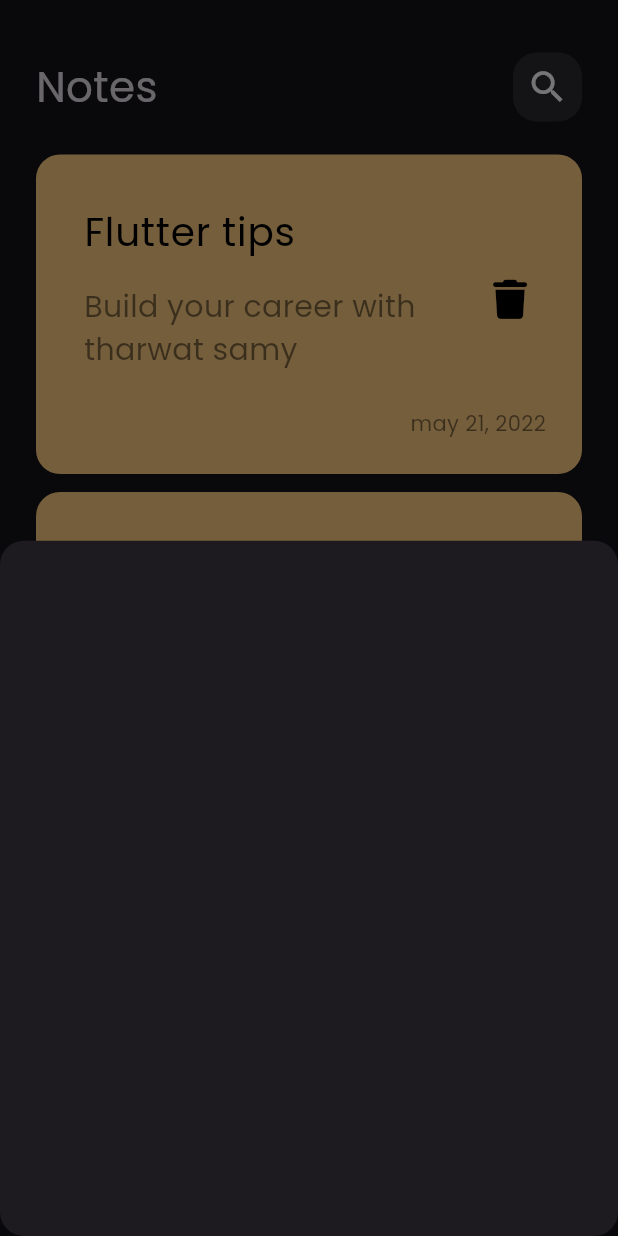
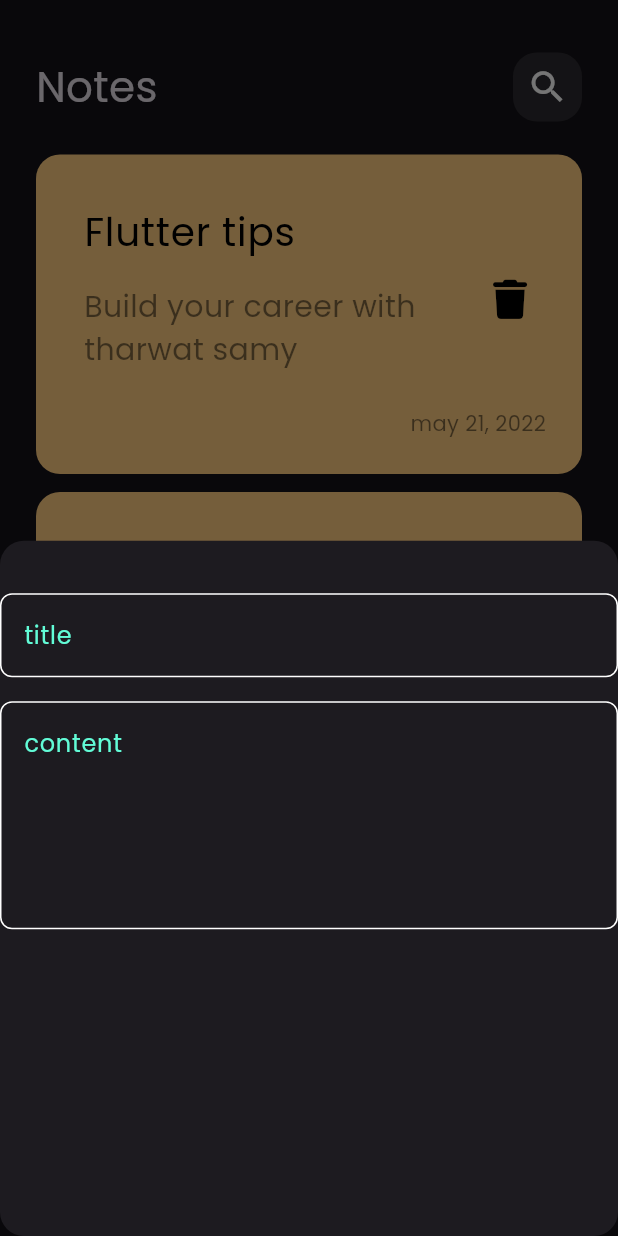
Before and after one commit to mohamedali37/note_app, a Flutter app: the screen it shows after launch, after a tap on the "add" icon, on a phone screen of 412 x 824 dp. Run offline on Flutter 3.47's test engine with Material 3 defaults, Android fonts, the phone set to English and light mode, and no system bars; our stand-ins replace font_awesome_flutter.

Commit message:
add text field to bottom sheet and create constantns page

```diff
--- /dev/null
+++ b/lib/constants.dart
@@ -0,0 +1,3 @@
+import 'package:flutter/material.dart';
+
+const Color kPrimaryColor = Color(0xff62FCD7);
--- /dev/null
+++ b/lib/widget/custom_text_field.dart
@@ -0,0 +1,30 @@
+import 'package:flutter/material.dart';
+import 'package:note_app/constants.dart';
+
+class CustomTextField extends StatelessWidget {
+  const CustomTextField({super.key, required this.text, this.maxLines = 1});
+  final String text;
+  final int maxLines;
+  @override
+  Widget build(BuildContext context) {
+    return TextFormField(
+      cursorColor: kPrimaryColor,
+      maxLines: maxLines,
+      decoration: InputDecoration(
+        hintText: text,
+        hintStyle: const TextStyle(color: kPrimaryColor),
+        enabledBorder: outlineInputBorder(),
+        focusedBorder: outlineInputBorder(kPrimaryColor),
+      ),
+    );
+  }
+
+  OutlineInputBorder outlineInputBorder([color]) {
+    return OutlineInputBorder(
+        borderRadius: BorderRadius.circular(8),
+        borderSide: BorderSide(
+          color: color ?? Colors.white,
+        ),
+      );
+  }
+}
--- a/lib/widget/note_bottom_sheet.dart
+++ b/lib/widget/note_bottom_sheet.dart
@@ -1,10 +1,18 @@
 import 'package:flutter/material.dart';
+import 'package:note_app/widget/custom_text_field.dart';
 
 class NoteBottomSheet extends StatelessWidget {
   const NoteBottomSheet({super.key});
 
   @override
   Widget build(BuildContext context) {
-    return Container();
+    return Column(
+      children: [
+        SizedBox(height: 35,),
+        CustomTextField(text: 'title',),
+        SizedBox(height: 16,),
+        CustomTextField(text: 'content', maxLines: 5,)
+      ],
+    );
   }
 }
```
